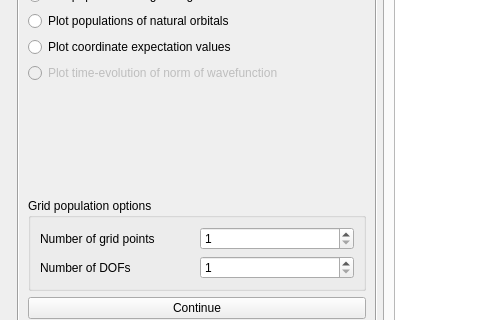
Above: source/analyse/gui_files/gui_analysis/ui_analysis.ui from wenzhaojia2000/msc-trajectory-analysis before the change; both pictures show x 0 to 498 and y 138 to 458 of the 1020 by 600 pixel window. Below: the same form after it.
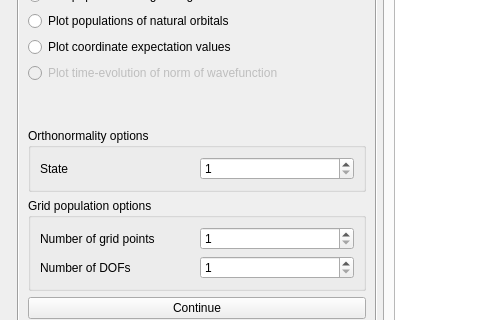
That is the form after the change. Custom widgets are drawn as their Qt base class.

Commit message: Add plotting for ortho

Diff of the .ui file:
```diff
--- a/source/analyse/gui_files/gui_analysis/ui_analysis.ui
+++ b/source/analyse/gui_files/gui_analysis/ui_analysis.ui
@@ -223,8 +223,8 @@
         <rect>
          <x>0</x>
          <y>0</y>
-         <width>356</width>
-         <height>354</height>
+         <width>335</width>
+         <height>361</height>
         </rect>
        </property>
        <attribute name="label">
@@ -295,6 +295,29 @@
           </property>
          </spacer>
         </item>
+        <item>
+         <widget class="QGroupBox" name="ortho_box">
+          <property name="title">
+           <string>Orthonormality options</string>
+          </property>
+          <layout class="QGridLayout" name="gridLayout_13">
+           <item row="0" column="0">
+            <widget class="QLabel" name="ortho_state_label">
+             <property name="text">
+              <string>State</string>
+             </property>
+            </widget>
+           </item>
+           <item row="0" column="1">
+            <widget class="QSpinBox" name="ortho_state">
+             <property name="minimum">
+              <number>1</number>
+             </property>
+            </widget>
+           </item>
+          </layout>
+         </widget>
+        </item>
         <item>
          <widget class="QGroupBox" name="gpop_box">
           <property name="title">
```
Left out of the diff: 3 changed lines with no effect on the pictures. The commit also changes 2 other files.
